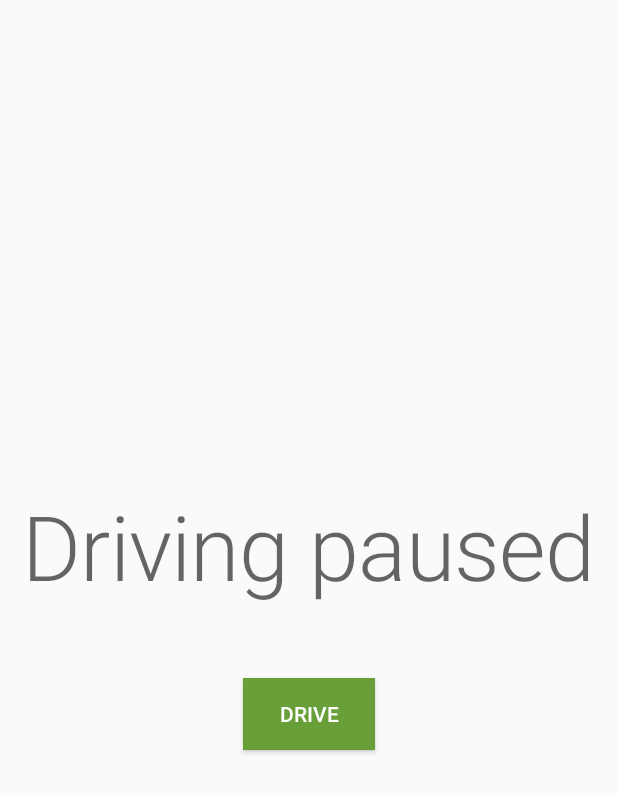
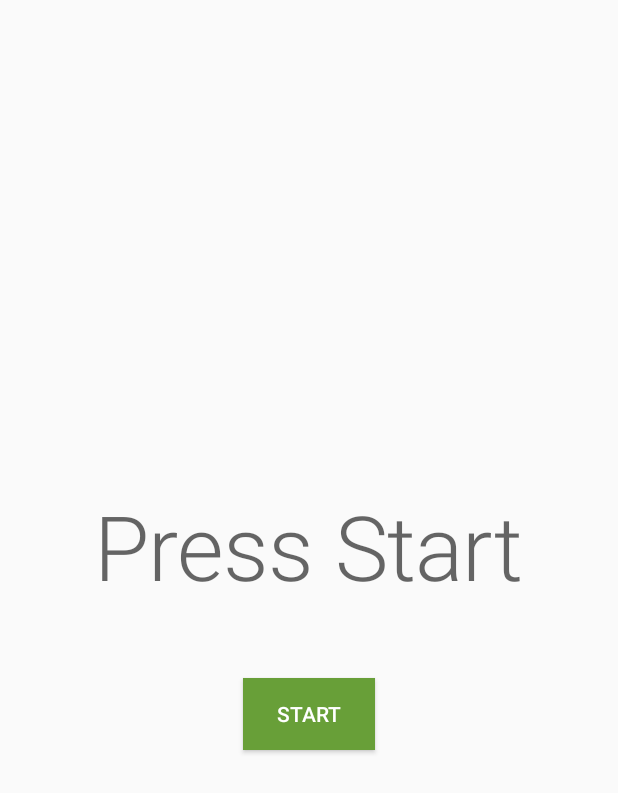
Before and after one commit to TheoKanning/Dexter, an Android app: the layout fragment_control.xml on its own in the app's theme, with its tools: preview values and no code run, on a phone screen of 412 x 824 dp. Shown: the top 793 px of the screen. Run offline under Robolectric (Android 15) with nearby library versions, the phone set to English and light mode, and no system bars.

Commit message:
Start out paused and lower command frequency
Lower frequency increases stability significantly because misread commands can give very high speed values

```diff
--- a/Android/app/src/main/java/theo/dexter/ui/fragment/ControlFragment.kt
+++ b/Android/app/src/main/java/theo/dexter/ui/fragment/ControlFragment.kt
@@ -99,7 +99,9 @@ class ControlFragment : Fragment(), BluetoothConnection.BluetoothConnectionListe
     }
 
     override fun onConnect() {
-        startDriving()
+        drivingLayout.visibility = View.GONE
+        pausedLayout.visibility = View.VISIBLE
+        searchingLayout.visibility = View.GONE
         Log.i(TAG, "Connected")
     }
 
@@ -116,7 +118,7 @@ class ControlFragment : Fragment(), BluetoothConnection.BluetoothConnectionListe
         drivingLayout.visibility = View.VISIBLE
         pausedLayout.visibility = View.GONE
         searchingLayout.visibility = View.GONE
-        sensorManager.registerListener(sensorListener, accel, SensorManager.SENSOR_DELAY_UI)
+        sensorManager.registerListener(sensorListener, accel, 100000)
     }
 
     private fun stopDriving() {
--- a/Android/app/src/main/res/values/strings.xml
+++ b/Android/app/src/main/res/values/strings.xml
@@ -3,9 +3,9 @@
 
     <!-- Control Fragment -->
     <string name="fragment_control_pause">Pause</string>
-    <string name="fragment_control_drive">Drive</string>
+    <string name="fragment_control_drive">Start</string>
     <string name="fragment_control_searching">Searching for Dexter</string>
-    <string name="fragment_control_driving">Rotate to drive!</string>
-    <string name="fragment_control_paused">Driving paused</string>
+    <string name="fragment_control_driving">Rotate to steer!</string>
+    <string name="fragment_control_paused">Press Start</string>
 
 </resources>
```
